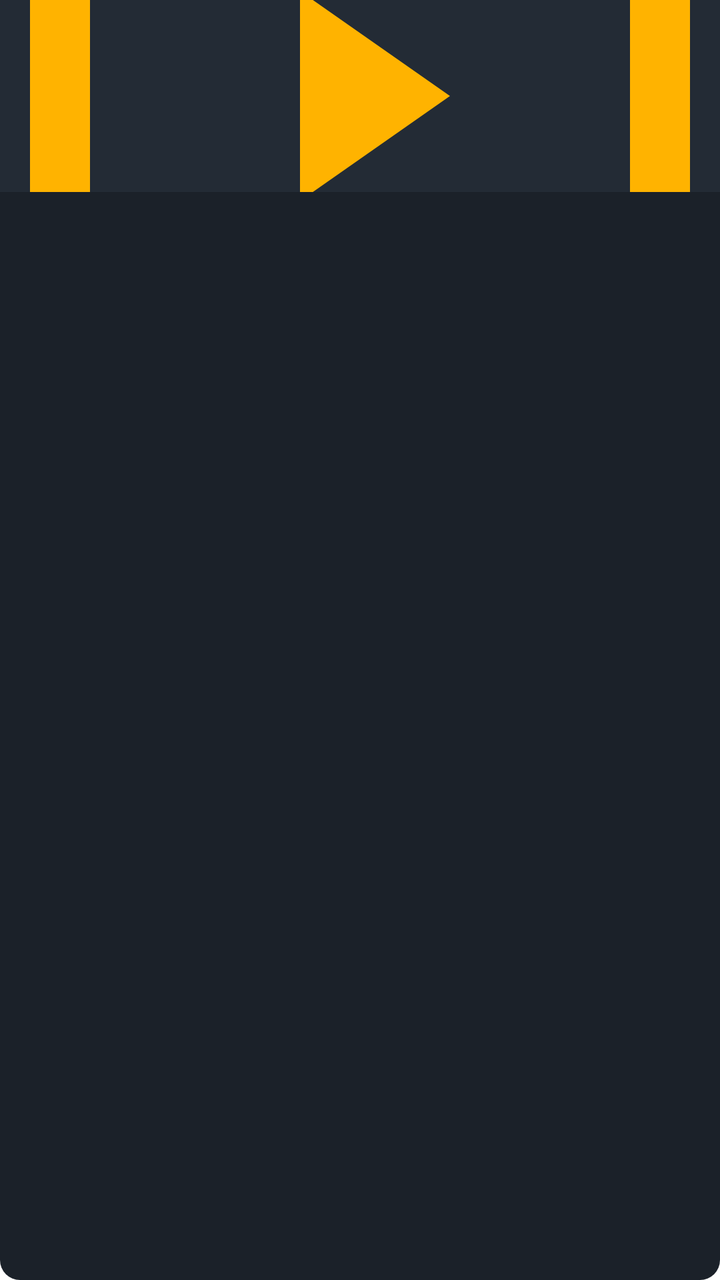
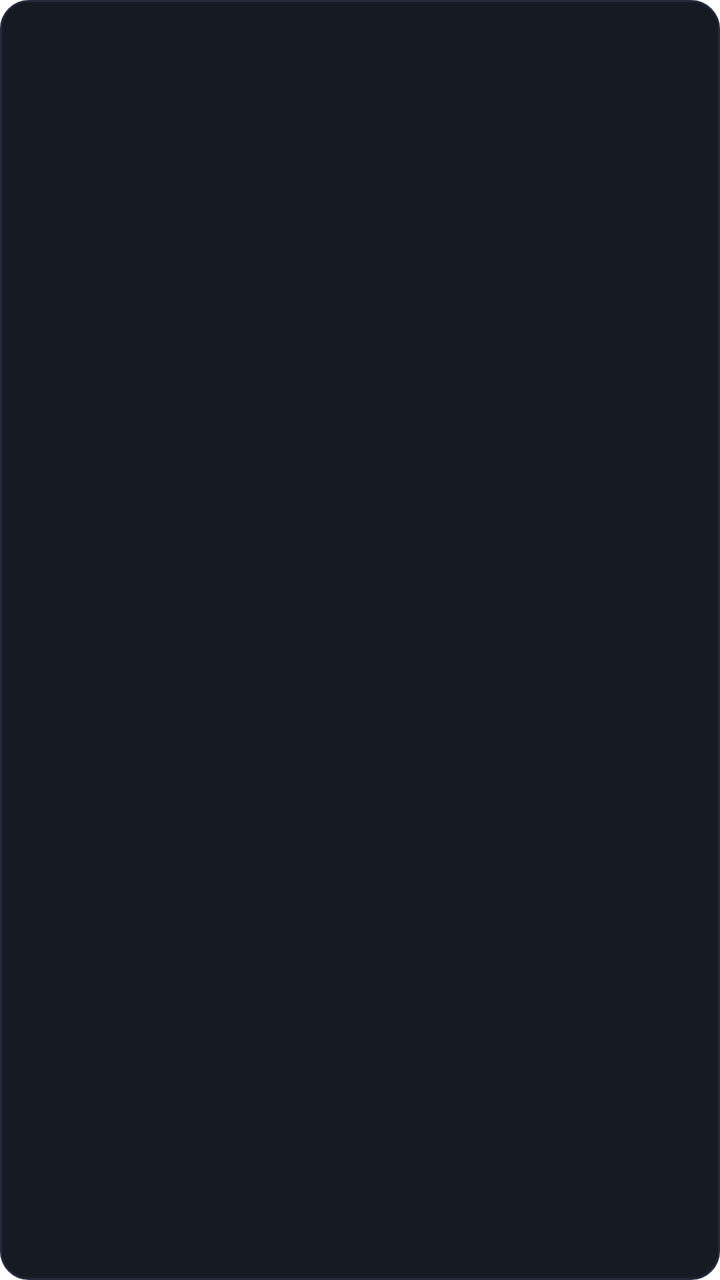

Two renders of the same Android screen: before a commit and after it. Below are the layout's source before the change and the commit's diff.
<!-- AndroidManifest.xml: application theme Theme.LiveTv -->
<!-- res/layout/item_mobile_channel.xml -->
<?xml version="1.0" encoding="utf-8"?>
<LinearLayout xmlns:android="http://schemas.android.com/apk/res/android"
    android:layout_width="match_parent"
    android:layout_height="wrap_content"
    android:layout_margin="6dp"
    android:background="@drawable/bg_mobile_channel_card"
    android:clickable="true"
    android:focusable="true"
    android:foreground="?android:attr/selectableItemBackground"
    android:orientation="vertical">

    <ImageView
        android:id="@+id/channel_cover"
        android:layout_width="match_parent"
        android:layout_height="96dp"
        android:background="@color/mobile_cover_background"
        android:contentDescription="@string/mobile_channel_cover_desc"
        android:scaleType="centerCrop"
        android:src="@drawable/ic_channel_placeholder" />

    <TextView
        android:id="@+id/channel_name"
        android:layout_width="match_parent"
        android:layout_height="wrap_content"
        android:layout_marginStart="10dp"
        android:layout_marginTop="8dp"
        android:layout_marginEnd="10dp"
        android:ellipsize="end"
        android:maxLines="1"
        android:textColor="@color/mobile_text_primary"
        android:textSize="15sp"
        android:textStyle="bold" />

    <TextView
        android:id="@+id/channel_description"
        android:layout_width="match_parent"
        android:layout_height="wrap_content"
        android:layout_marginStart="10dp"
        android:layout_marginTop="2dp"
        android:layout_marginEnd="10dp"
        android:layout_marginBottom="10dp"
        android:ellipsize="end"
        android:maxLines="1"
        android:textColor="@color/mobile_text_secondary"
        android:textSize="13sp" />
</LinearLayout>
<!-- resources referenced by this layout -->
<resources>
  <color name="mobile_cover_background">#232B35</color>
  <color name="mobile_text_primary">#FFFFFF</color>
  <color name="mobile_text_secondary">#9AA7B4</color>
  <!-- drawable bg_mobile_channel_card (drawable) -->
  <?xml version="1.0" encoding="utf-8"?>
  <shape xmlns:android="http://schemas.android.com/apk/res/android"
      android:shape="rectangle">
      <solid android:color="@color/mobile_card_background" />
      <corners android:radius="10dp" />
  </shape>
  <!-- drawable ic_channel_placeholder (drawable) -->
  <?xml version="1.0" encoding="utf-8"?>
  <vector xmlns:android="http://schemas.android.com/apk/res/android"
      android:width="48dp"
      android:height="48dp"
      android:viewportWidth="24"
      android:viewportHeight="24">
      <path
          android:fillColor="#FFB300"
          android:pathData="M21,3H3C1.9,3 1,3.9 1,5v12c0,1.1 0.9,2 2,2h5v2h8v-2h5c1.1,0 2,-0.9 2,-2V5C23,3.9 22.1,3 21,3zM21,17H3V5h18V17z" />
      <path
          android:fillColor="#FFB300"
          android:pathData="M10,8.5l5,3.5 -5,3.5z" />
  </vector>
  <string name="mobile_channel_cover_desc">频道封面</string>
  <style name="Theme.LiveTv" parent="Theme.Leanback">
          <item name="defaultBrandColor">@color/brand_primary</item>
          <item name="defaultSearchColor">@color/search_highlight</item>
      </style>
  <color name="mobile_card_background">#1B2129</color>
  <color name="brand_primary">#1565C0</color>
  <color name="search_highlight">#0D47A1</color>
</resources>

<!-- the commit's change to res/layout/item_mobile_channel.xml (unified diff, before → after) -->
@@ -1,30 +1,57 @@
 <?xml version="1.0" encoding="utf-8"?>
 <LinearLayout xmlns:android="http://schemas.android.com/apk/res/android"
+    android:id="@+id/channel_card_root"
     android:layout_width="match_parent"
     android:layout_height="wrap_content"
-    android:layout_margin="6dp"
+    android:layout_margin="5dp"
     android:background="@drawable/bg_mobile_channel_card"
     android:clickable="true"
     android:focusable="true"
-    android:foreground="?android:attr/selectableItemBackground"
-    android:orientation="vertical">
+    android:orientation="vertical"
+    android:padding="12dp">
 
-    <ImageView
-        android:id="@+id/channel_cover"
+    <LinearLayout
         android:layout_width="match_parent"
-        android:layout_height="96dp"
-        android:background="@color/mobile_cover_background"
-        android:contentDescription="@string/mobile_channel_cover_desc"
-        android:scaleType="centerCrop"
-        android:src="@drawable/ic_channel_placeholder" />
+        android:layout_height="wrap_content"
+        android:gravity="center_vertical"
+        android:orientation="horizontal">
+
+        <TextView
+            android:id="@+id/channel_badge"
+            android:layout_width="36dp"
+            android:layout_height="36dp"
+            android:contentDescription="@string/mobile_badge_desc"
+            android:gravity="center"
+            android:importantForAccessibility="no"
+            android:textSize="13sp"
+            android:textStyle="bold" />
+
+        <View
+            android:layout_width="0dp"
+            android:layout_height="1dp"
+            android:layout_weight="1" />
+
+        <View
+            android:id="@+id/channel_playing_dot"
+            android:layout_width="5dp"
+            android:layout_height="5dp"
+            android:layout_marginEnd="6dp"
+            android:background="@drawable/bg_mobile_playing_dot"
+            android:visibility="gone" />
+
+        <TextView
+            android:id="@+id/channel_index"
+            android:layout_width="wrap_content"
+            android:layout_height="wrap_content"
+            android:textColor="@color/mobile_text_tertiary"
+            android:textSize="11sp" />
+    </LinearLayout>
 
     <TextView
         android:id="@+id/channel_name"
         android:layout_width="match_parent"
         android:layout_height="wrap_content"
-        android:layout_marginStart="10dp"
-        android:layout_marginTop="8dp"
-        android:layout_marginEnd="10dp"
+        android:layout_marginTop="10dp"
         android:ellipsize="end"
         android:maxLines="1"
         android:textColor="@color/mobile_text_primary"
@@ -35,12 +62,9 @@
         android:id="@+id/channel_description"
         android:layout_width="match_parent"
         android:layout_height="wrap_content"
-        android:layout_marginStart="10dp"
-        android:layout_marginTop="2dp"
-        android:layout_marginEnd="10dp"
-        android:layout_marginBottom="10dp"
+        android:layout_marginTop="3dp"
         android:ellipsize="end"
         android:maxLines="1"
         android:textColor="@color/mobile_text_secondary"
-        android:textSize="13sp" />
+        android:textSize="12sp" />
 </LinearLayout>
<!-- resource entries referenced after the edit -->
@@ -1,35 +1,37 @@
 <!-- resources referenced by this layout -->
 <resources>
-  <color name="mobile_cover_background">#232B35</color>
-  <color name="mobile_text_primary">#FFFFFF</color>
-  <color name="mobile_text_secondary">#9AA7B4</color>
+  <color name="mobile_text_primary">#F3F6FA</color>
+  <color name="mobile_text_secondary">#8B95A7</color>
+  <color name="mobile_text_tertiary">#5E687A</color>
   <!-- drawable bg_mobile_channel_card (drawable) -->
   <?xml version="1.0" encoding="utf-8"?>
+  <ripple xmlns:android="http://schemas.android.com/apk/res/android"
+      android:color="@color/mobile_card_pressed">
+      <item>
+          <shape android:shape="rectangle">
+              <solid android:color="@color/mobile_card_background" />
+              <corners android:radius="14dp" />
+              <stroke
+                  android:width="1dp"
+                  android:color="@color/mobile_card_stroke" />
+          </shape>
+      </item>
+  </ripple>
+  <!-- drawable bg_mobile_playing_dot (drawable) -->
+  <?xml version="1.0" encoding="utf-8"?>
   <shape xmlns:android="http://schemas.android.com/apk/res/android"
-      android:shape="rectangle">
-      <solid android:color="@color/mobile_card_background" />
-      <corners android:radius="10dp" />
+      android:shape="oval">
+      <solid android:color="@color/mobile_accent" />
   </shape>
-  <!-- drawable ic_channel_placeholder (drawable) -->
-  <?xml version="1.0" encoding="utf-8"?>
-  <vector xmlns:android="http://schemas.android.com/apk/res/android"
-      android:width="48dp"
-      android:height="48dp"
-      android:viewportWidth="24"
-      android:viewportHeight="24">
-      <path
-          android:fillColor="#FFB300"
-          android:pathData="M21,3H3C1.9,3 1,3.9 1,5v12c0,1.1 0.9,2 2,2h5v2h8v-2h5c1.1,0 2,-0.9 2,-2V5C23,3.9 22.1,3 21,3zM21,17H3V5h18V17z" />
-      <path
-          android:fillColor="#FFB300"
-          android:pathData="M10,8.5l5,3.5 -5,3.5z" />
-  </vector>
-  <string name="mobile_channel_cover_desc">频道封面</string>
+  <string name="mobile_badge_desc">频道徽章</string>
   <style name="Theme.LiveTv" parent="Theme.Leanback">
           <item name="defaultBrandColor">@color/brand_primary</item>
           <item name="defaultSearchColor">@color/search_highlight</item>
       </style>
-  <color name="mobile_card_background">#1B2129</color>
+  <color name="mobile_card_pressed">#1E2533</color>
+  <color name="mobile_card_background">#151A23</color>
+  <color name="mobile_card_stroke">#232B3A</color>
+  <color name="mobile_accent">#3B82F6</color>
   <color name="brand_primary">#1565C0</color>
   <color name="search_highlight">#0D47A1</color>
 </resources>
